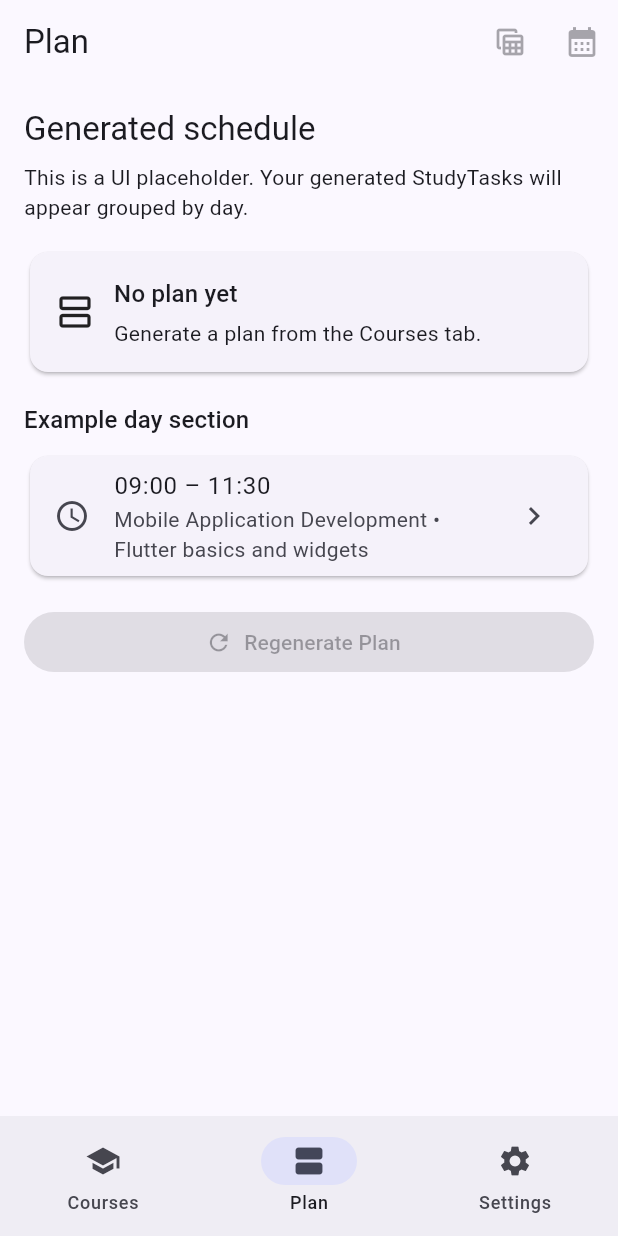
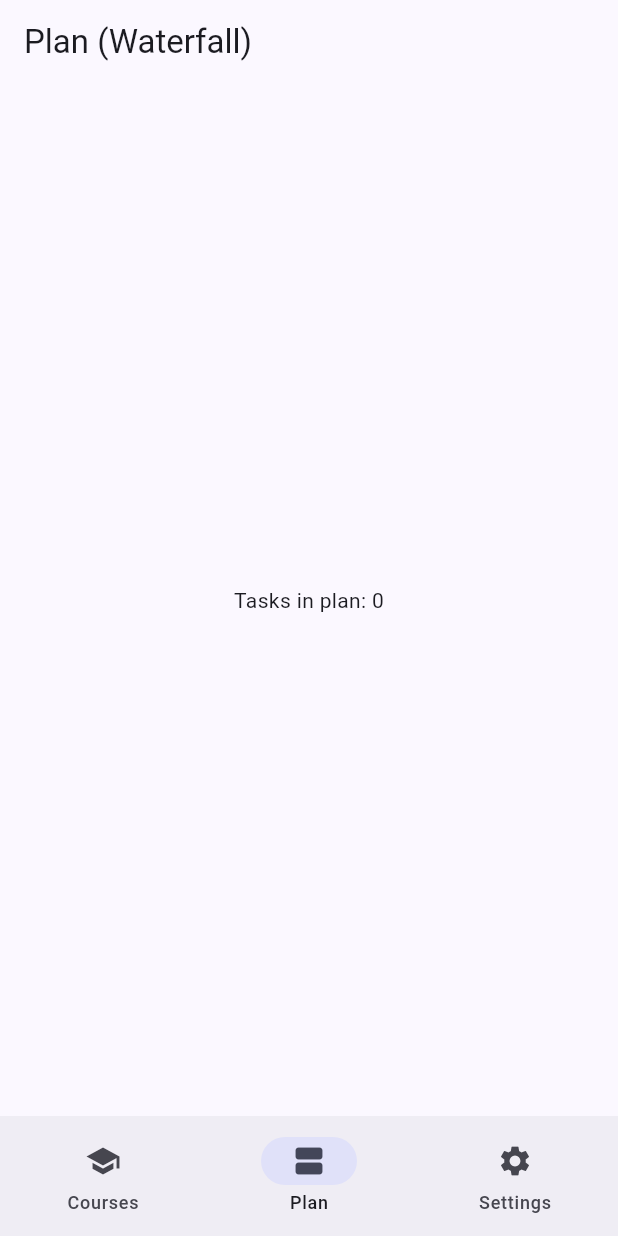
Before and after one commit to Mahdi-sr95/Threadwise-planner-Flutter, a Flutter app: the PlanScreen screen opened by its route, on a phone screen of 412 x 824 dp. Run offline on Flutter 3.47's test engine with Material 3 defaults, Android fonts, the phone set to English and light mode, and no system bars; our stand-ins replace go_router.

Commit message:
"Plan screen and settings screen update"

```diff
--- a/lib/screens/plan_screen.dart
+++ b/lib/screens/plan_screen.dart
@@ -1,99 +1,23 @@
 import 'package:flutter/material.dart';
+import 'package:provider/provider.dart';
+import '../state/plan_provider.dart';
 
 class PlanScreen extends StatelessWidget {
   const PlanScreen({super.key});
 
   @override
   Widget build(BuildContext context) {
+    final planProv = context.watch<PlanProvider>();
+
     return Scaffold(
-      appBar: AppBar(
-        title: const Text('Plan'),
-        actions: [
-          IconButton(
-            onPressed: null, // TODO: export CSV
-            icon: const Icon(Icons.table_view),
-            tooltip: 'Export CSV',
-          ),
-          IconButton(
-            onPressed: null, // TODO: export ICS
-            icon: const Icon(Icons.calendar_month),
-            tooltip: 'Export ICS',
-          ),
-        ],
-      ),
+      appBar: AppBar(title: Text('Plan (${planProv.strategy.label})')),
       body: SafeArea(
-        child: ListView(
-          padding: const EdgeInsets.all(16),
-          children: [
-            Text(
-              'Generated schedule',
-              style: Theme.of(context).textTheme.titleLarge,
-            ),
-            const SizedBox(height: 8),
-            Text(
-              'This is a UI placeholder. Your generated StudyTasks will appear grouped by day.',
-              style: Theme.of(context).textTheme.bodyMedium,
-            ),
-            const SizedBox(height: 16),
-
-            Card(
-              child: Padding(
-                padding: const EdgeInsets.all(16),
-                child: Row(
-                  children: [
-                    const Icon(Icons.view_agenda_outlined, size: 28),
-                    const SizedBox(width: 12),
-                    Expanded(
-                      child: Column(
-                        crossAxisAlignment: CrossAxisAlignment.start,
-                        children: [
-                          Text(
-                            'No plan yet',
-                            style: Theme.of(context).textTheme.titleMedium,
-                          ),
-                          const SizedBox(height: 4),
-                          Text(
-                            'Generate a plan from the Courses tab.',
-                            style: Theme.of(context).textTheme.bodyMedium,
-                          ),
-                        ],
-                      ),
-                    ),
-                  ],
-                ),
-              ),
-            ),
-
-            const SizedBox(height: 16),
-
-            Text(
-              'Example day section',
-              style: Theme.of(context).textTheme.titleMedium,
-            ),
-            const SizedBox(height: 8),
-            Card(
-              child: ListTile(
-                leading: const Icon(Icons.schedule),
-                title: const Text('09:00 – 11:30'),
-                subtitle: const Text(
-                  'Mobile Application Development • Flutter basics and widgets',
-                ),
-                trailing: const Icon(Icons.chevron_right),
-                onTap: null, // TODO: open task details (optional)
-              ),
-            ),
-
-            const SizedBox(height: 16),
-
-            SizedBox(
-              width: double.infinity,
-              child: FilledButton.icon(
-                onPressed: null, // TODO: regenerate
-                icon: const Icon(Icons.refresh),
-                label: const Text('Regenerate Plan'),
-              ),
-            ),
-          ],
+        child: Center(
+          child: planProv.loading
+              ? const CircularProgressIndicator()
+              : planProv.error != null
+              ? Text(planProv.error!)
+              : Text('Tasks in plan: ${planProv.tasks.length}'),
         ),
       ),
     );
```
Also changed, not shown: lib/screens/settings_screen.dart (+14 -86 lines).
